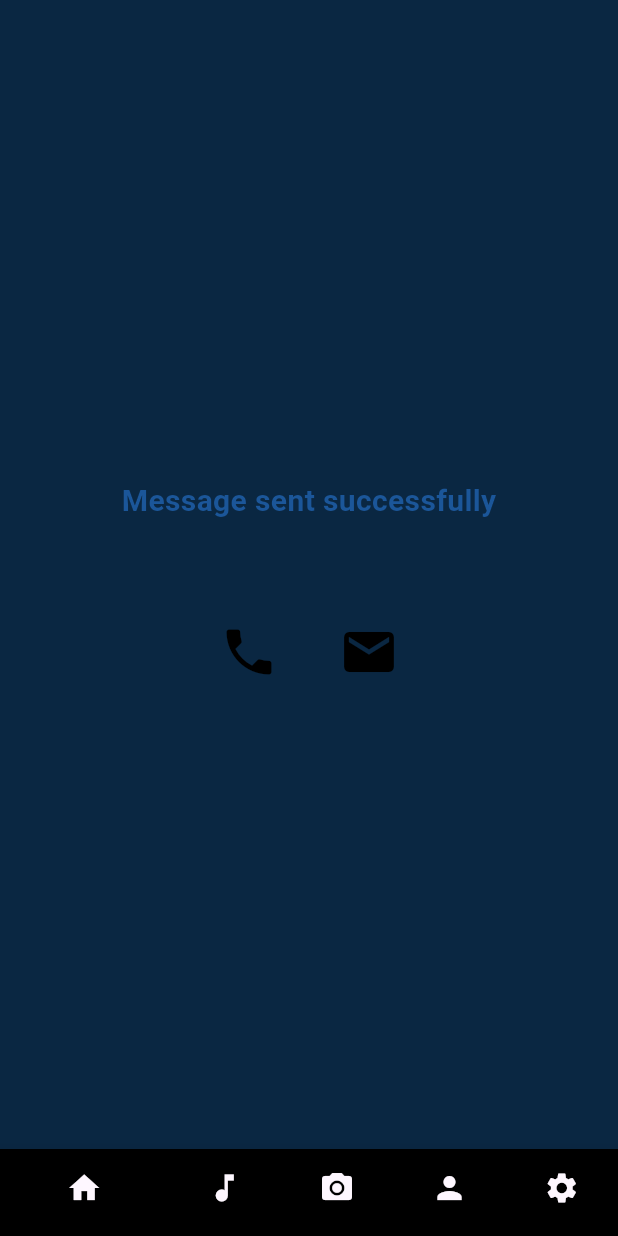
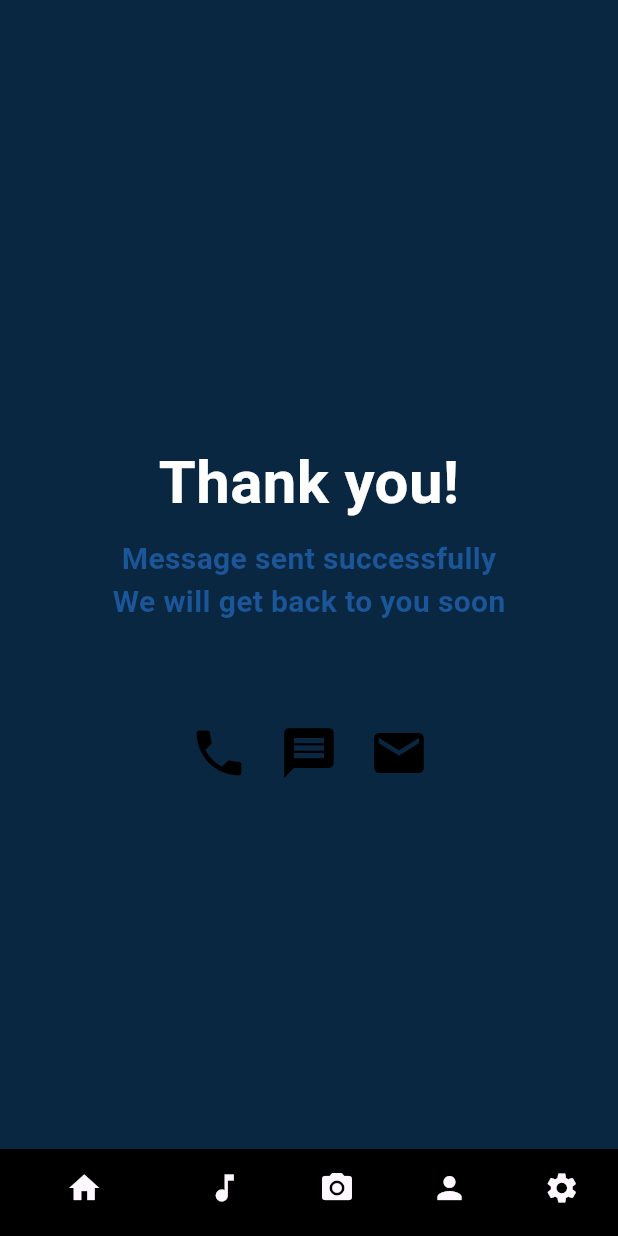
Before and after one commit to PawaniMekhala/EmoRhythm, a Flutter app: the ThankYouPage screen opened directly, on a phone screen of 412 x 824 dp. Run offline on Flutter 3.47's test engine with Material 3 defaults, Android fonts, the phone set to English and light mode, and no system bars; our stand-ins replace cloud_firestore, device_preview, email_validator, firebase_auth, firebase_core, flutter_screenutil and 4 more; accounts and stored records are empty; Roboto replaces fonts that are missing (Port Lligat Slab).

Commit message:
Update Thank You Page

```diff
--- a/lib/screens/thank_you.dart
+++ b/lib/screens/thank_you.dart
@@ -67,9 +67,26 @@ class _ThankYouPageState extends State<ThankYouPage> {
           mainAxisAlignment: MainAxisAlignment.center,
           crossAxisAlignment: CrossAxisAlignment.center,
           children: <Widget>[
+            SizedBox(height: screenHeight * 0.06),
+            Text(
+              "Thank you!",
+              style: GoogleFonts.portLligatSlab(
+                fontSize: 40,
+                fontWeight: FontWeight.w600,
+                color: Colors.white,
+              ),
+            ),
             const SizedBox(height: 8),
             const Text(
               "Message sent successfully",
+              style: TextStyle(
+                color: Color(0xFF1B5699),
+                fontWeight: FontWeight.bold,
+                fontSize: 20,
+              ),
+            ),
+            const Text(
+              "We will get back to you soon",
               style: TextStyle(
                 color: Color(0xFF1B5699),
                 fontWeight: FontWeight.bold,
@@ -95,7 +112,17 @@ class _ThankYouPageState extends State<ThankYouPage> {
                   ),
                 ),
                 const SizedBox(width: 20),
-
+                GestureDetector(
+                  onTap: () {
+                    // Show message number when icon is tapped
+                    showContactInfo(context, "Message: 123-456-7890");
+                  },
+                  child: const Icon(
+                    Icons.message,
+                    color: Colors.black,
+                    size: 40,
+                  ),
+                ),
                 const SizedBox(width: 20), // Add space between icons
                 GestureDetector(
                   onTap: () {
```
